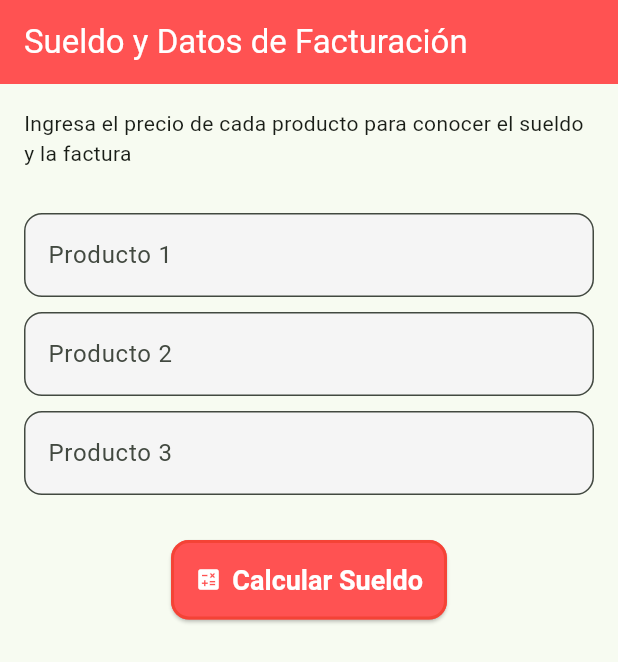
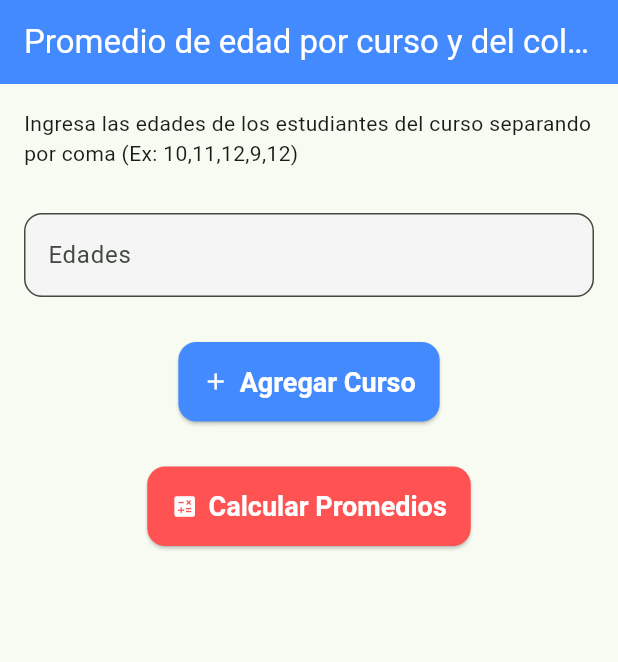
Before and after one commit to MateoMedranda/MobileDevelopmentGroup, a Flutter app: the screen it shows after launch, on a phone screen of 412 x 824 dp. Shown: the top 662 px of the screen. Run offline on Flutter 3.47's test engine with Material 3 defaults, Android fonts, the phone set to English and light mode, and no system bars.

Commit message:
adding exercise 3

```diff
--- /dev/null
+++ b/lib/Controller/schoolController.dart
@@ -0,0 +1,39 @@
+import '../Model/schoolModel.dart';
+
+class SchoolController {
+  SchoolModel? _school;
+  List<List<int>> courses = [];
+  List<String> coursesString = [];
+
+  void setCourse(String ages){
+    try {
+      coursesString.add(ages);
+      courses.add(ages.split(',').map((age) => int.parse(age.trim())).toList());
+    } catch (e) {
+      throw Exception('Ingrese valores numéricos válidos');
+    }
+  }
+
+  String calculateAverages(){
+    String result = "Promedio de edad en cada curso: \n";
+    _school = SchoolModel(courses);
+    final List<double> coursesAverages = _school!.calculateCoursesAverage();
+    final double schoolAverage = _school!.calculateSchoolAverage();
+
+    for(int i = 0; i<coursesAverages.length;i++){
+      result += "curso ${i+1}: ${coursesAverages[i].toStringAsFixed(2)} años \n";
+    }
+
+    result += "\n\nPromedio de edad del colegio: ${schoolAverage.toStringAsFixed(2)} años";
+    return result;
+  }
+
+  String getCourses(){
+    String result = "Cursos Registrados: \n";
+    for(int i = 0; i<coursesString.length; i++){
+      result += "Curso ${i+1}: ${coursesString[i]}\n";
+    }
+    return result;
+  }
+
+}
--- a/lib/View/billView.dart
+++ b/lib/View/billView.dart
@@ -1,7 +1,7 @@
 import 'package:flutter/material.dart';
 import '../Controller/billController.dart';
-import '../Widget/calculate_button.dart';
-import '../Widget/input_venta.dart';
+import '../Widget/action_button.dart';
+import '../Widget/app_input.dart';
 
 class BillView extends StatefulWidget{
   @override
@@ -65,7 +65,7 @@ class _BillViewState extends State<BillView> {
             SizedBox(height: 10),
             InputVenta(controller: venta3Crtl, label: "Producto 3"),
             SizedBox(height: 30),
-            CalculateButton(onPressed: _calculate),
+            CalculateButton(onPressed: _calculate, setIcon: Icon(Icons.calculate),text: 'Calcular sueldo', color: Colors.redAccent,),
           ],
         ),
       ),
--- /dev/null
+++ b/lib/View/schoolView.dart
@@ -0,0 +1,68 @@
+import 'package:flutter/material.dart';
+import '../Controller/schoolController.dart';
+import '../Widget/action_button.dart';
+import '../Widget/app_input.dart';
+
+class SchoolView extends StatefulWidget{
+  @override
+  State<SchoolView> createState() => _SchoolViewState();
+}
+
+class _SchoolViewState extends State<SchoolView> {
+  final controller = SchoolController();
+  final agesCrtl = TextEditingController();
+
+  String courses = "";
+
+  void _addCourse(){
+    controller.setCourse(agesCrtl.text);
+    setState(() {
+      courses = controller.getCourses();
+    });
+  }
+
+  void _calculate(){
+    final result = controller.calculateAverages();
+
+    Navigator.pushNamed(
+        context,
+        '/promediosEscuela',
+        arguments: result
+    );
+  }
+
+  @override
+  Widget build(BuildContext context) {
+    return Scaffold(
+      appBar: AppBar(
+        title: Text('Promedio de edad por curso y del colegio'),
+        backgroundColor: Colors.blueAccent,
+        foregroundColor: Colors.white,
+      ),
+
+      body: SingleChildScrollView(
+        padding: EdgeInsets.all(16),
+        child: Column(
+          children: [
+
+            Text(
+              'Ingresa las edades de los estudiantes del curso separando por coma (Ex: 10,11,12,9,12)',
+              textAlign: TextAlign.left,
+            ),
+            SizedBox(height: 30),
+            InputVenta(controller: agesCrtl, label: "Edades"),
+            SizedBox(height: 30),
+            CalculateButton(onPressed: _addCourse, setIcon: Icon(Icons.add), text: 'Agregar Curso', color: Colors.blueAccent,),
+            SizedBox(height: 30),
+            CalculateButton(onPressed: _calculate, setIcon: Icon(Icons.calculate), text: 'Calcular Promedios', color: Colors.redAccent,),
+            SizedBox(height: 30),
+            Text(courses, textAlign: TextAlign.left),
+          ],
+        ),
+      ),
+
+    );
+  }
+
+
+}
--- a/lib/Widget/calculate_button.dart
+++ b/lib/Widget/action_button.dart
@@ -2,24 +2,26 @@ import 'package:flutter/material.dart';
 
 class CalculateButton extends StatelessWidget{
   final VoidCallback onPressed;
+  final Icon setIcon;
+  final text;
+  final color;
 
-  CalculateButton({required this.onPressed});
+  CalculateButton({required this.onPressed, required this.setIcon, required this.text, required this.color});
 
   @override
   Widget build(BuildContext context) {
     return ElevatedButton.icon(
         onPressed: onPressed,
-        icon: Icon(Icons.calculate),
-        label: Text('Calcular Sueldo'),
+        icon: setIcon,
+        label: Text(text),
         style: ElevatedButton.styleFrom(
           padding: EdgeInsets.all(16),
           foregroundColor: Colors.white,
           textStyle: TextStyle(fontSize: 18, fontWeight: FontWeight.bold),
-          side: BorderSide(color: Colors.red, width: 2),
           shape: RoundedRectangleBorder(
             borderRadius: BorderRadius.circular(12),
           ),
-          backgroundColor: Colors.redAccent,
+          backgroundColor: color,
         ),
     );
   }
--- a/lib/main.dart
+++ b/lib/main.dart
@@ -1,5 +1,7 @@
 import 'package:atomic_design_lab2/View/billView.dart';
 import 'package:atomic_design_lab2/View/billResultView.dart';
+import 'package:atomic_design_lab2/View/schoolResultView.dart';
+import 'package:atomic_design_lab2/View/schoolView.dart';
 import 'package:flutter/material.dart';
 
 void main() {
@@ -14,8 +16,9 @@ class MyApp extends StatelessWidget {
       title: 'Sueldo Calcular',
       initialRoute: "/",
       routes: {
-        '/': (context)=>BillView(),
+        '/': (context)=>SchoolView(),
         '/resultado': (context)=>ResultadoView(),
+        '/promediosEscuela': (context)=>SchoolResultView(),
       },
       theme: ThemeData(
         colorScheme: ColorScheme.fromSeed(seedColor: Colors.green)
```
Also changed, not shown: lib/Model/schoolModel.dart (added, +31 -0 lines), lib/View/schoolResultView.dart (added, +56 -0 lines), lib/Widget/app_input.dart (renamed from lib/Widget/input_venta.dart).
